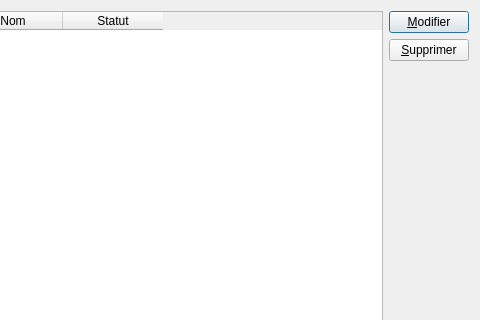
Qt form ui/programmes.ui (jlbrd/qmagneto) before a commit; both pictures show x 349 to 829 and y 0 to 320 of the 829 by 531 pixel window.
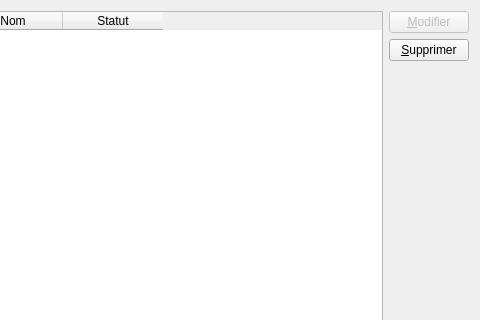
The same form after that commit.

The edit to the form file:
```diff
--- a/ui/programmes.ui
+++ b/ui/programmes.ui
@@ -54,6 +54,9 @@
       <layout class="QVBoxLayout" >
        <item>
         <widget class="QPushButton" name="modifier" >
+         <property name="enabled" >
+          <bool>false</bool>
+         </property>
          <property name="text" >
           <string>&amp;Modifier</string>
          </property>
```
Left out of the diff: 4 changed lines with no effect on the pictures.
